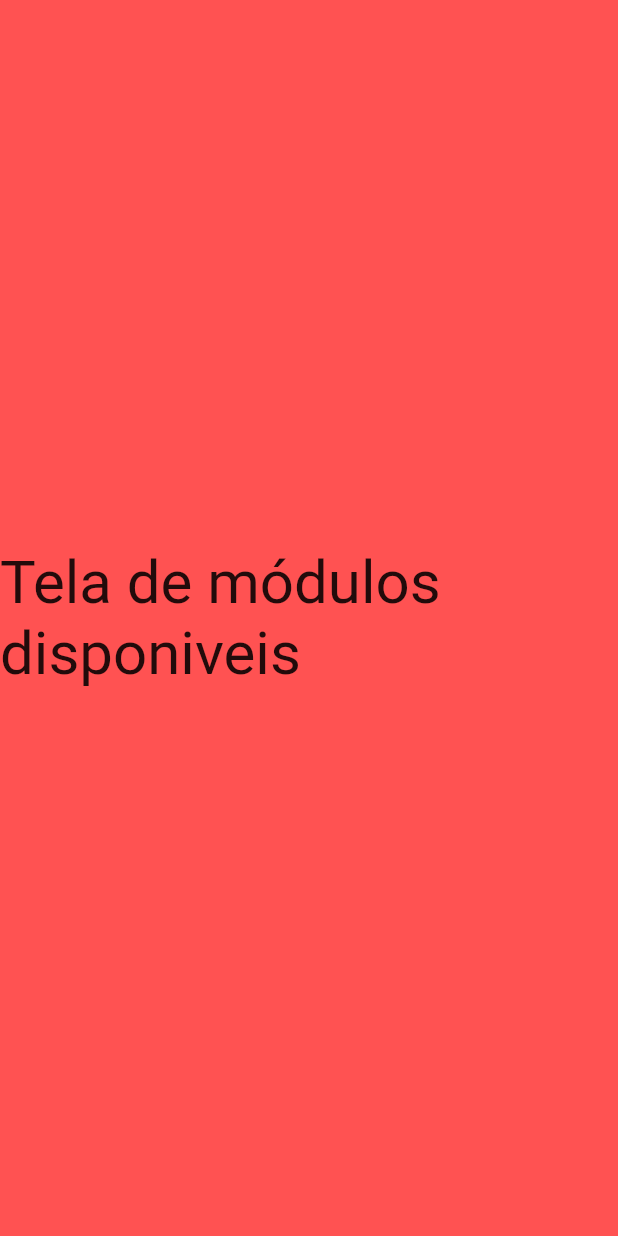
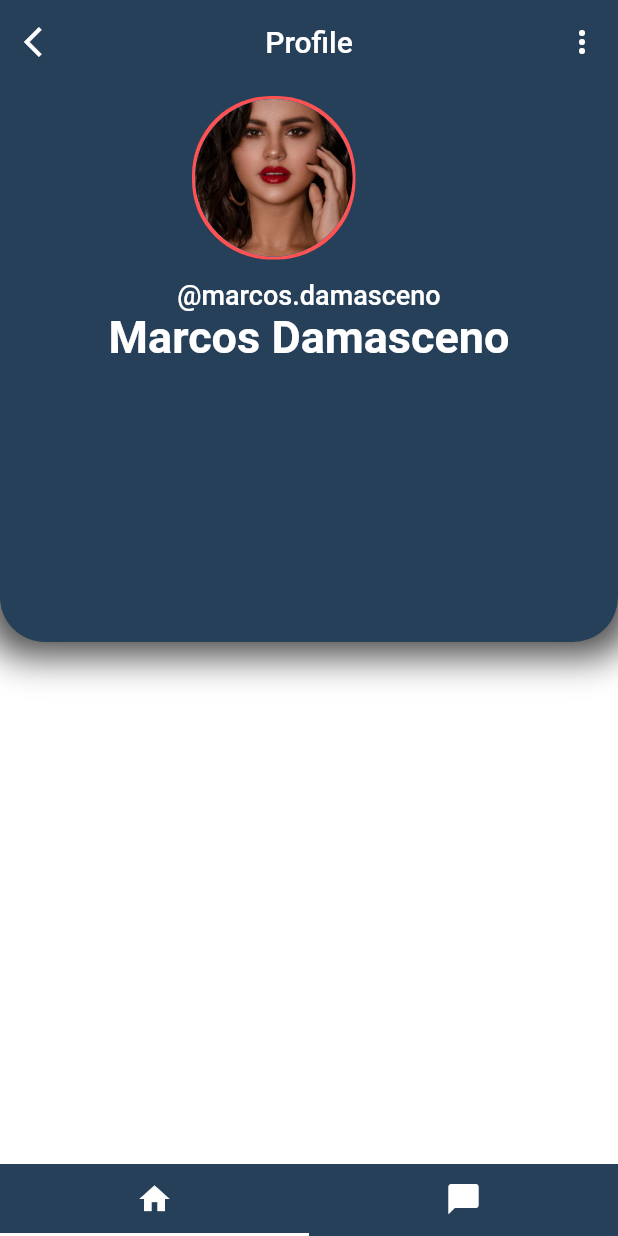
Before and after one commit to marcos-damasceno/ceres_all, a Flutter app: the ServicePage screen opened directly, on a phone screen of 412 x 824 dp. Run offline on Flutter 3.47's test engine with Material 2 defaults, Android fonts, the phone set to English and light mode, and no system bars.

Commit message:
feat: layout da tela de serviços do aplicativo

```diff
--- a/lib/pages/home/service_page.dart
+++ b/lib/pages/home/service_page.dart
@@ -7,23 +7,143 @@ class ServicePage extends StatefulWidget {
   State<ServicePage> createState() => _ServicePageState();
 }
 
-class _ServicePageState extends State<ServicePage> {
+class _ServicePageState extends State<ServicePage>
+    with SingleTickerProviderStateMixin {
+  TabController? tabController;
+
+  @override
+  void initState() {
+    super.initState();
+    tabController = TabController(length: 2, vsync: this);
+  }
+
   @override
   Widget build(BuildContext context) {
-    return const Scaffold(
+    return Scaffold(
       backgroundColor: Colors.redAccent,
-      body: Center(
-        child: Column(
-          mainAxisAlignment: MainAxisAlignment.center,
-          crossAxisAlignment: CrossAxisAlignment.end,
-          children: [
-            Text(
-              'Tela de módulos disponiveis',
-              style: TextStyle(
-                fontSize: 40,
-                color: Colors.black87,
+      bottomNavigationBar: Material(
+        color: const Color(0xff274059),
+        shadowColor: Colors.black87.withOpacity(0.5),
+        child: TabBar(
+          controller: tabController,
+          indicatorColor: Colors.white,
+          tabs: const [
+            Tab(
+              icon: Icon(
+                Icons.home,
+                color: Colors.white,
               ),
             ),
+            Tab(
+              icon: Icon(
+                Icons.chat_bubble,
+                color: Colors.white,
+              ),
+            ),
+          ],
+        ),
+      ),
+      appBar: AppBar(
+        centerTitle: true,
+        title: const Text(
+          'Profile',
+          style: TextStyle(
+            color: Colors.white,
+          ),
+        ),
+        elevation: 0,
+        backgroundColor: const Color(0xff274059),
+        leading: IconButton(
+          icon: const Icon(
+            Icons.arrow_back_ios,
+            color: Colors.white,
+          ),
+          onPressed: () {},
+        ),
+        actions: [
+          IconButton(
+            icon: const Icon(
+              Icons.more_vert,
+              color: Colors.white,
+            ),
+            onPressed: () {},
+          ),
+        ],
+      ),
+      body: Container(
+        color: Colors.white,
+        child: Column(
+          children: [
+            Container(
+              padding: const EdgeInsets.only(top: 10),
+              width: MediaQuery.of(context).size.width,
+              height: MediaQuery.of(context).size.height / 2 - 40,
+              decoration: BoxDecoration(
+                boxShadow: [
+                  BoxShadow(
+                      color: Colors.black87.withOpacity(0.7),
+                      blurRadius: 20,
+                      spreadRadius: 10)
+                ],
+                color: const Color(0xff274059),
+                borderRadius: const BorderRadius.only(
+                  bottomRight: Radius.circular(30),
+                  bottomLeft: Radius.circular(30),
+                ),
+              ),
+              child: Column(
+                children: [
+                  Row(
+                    mainAxisAlignment: MainAxisAlignment.spaceBetween,
+                    children: [
+                      Padding(
+                        padding: const EdgeInsets.only(left: 130),
+                        child: Container(
+                          height: 105,
+                          width: 105,
+                          decoration: BoxDecoration(
+                              color: const Color(0xff274059),
+                              borderRadius: BorderRadius.circular(52.5),
+                              boxShadow: const [
+                                BoxShadow(
+                                  color: Colors.redAccent,
+                                  spreadRadius: 2,
+                                ),
+                              ]),
+                          child: const CircleAvatar(
+                            radius: 50,
+                            backgroundImage:
+                                AssetImage('assets/photos/selena.jpg'),
+                          ),
+                        ),
+                      ),
+                    ],
+                  ),
+                  const SizedBox(
+                    height: 15,
+                  ),
+                  const Text(
+                    '@marcos.damasceno',
+                    style: TextStyle(
+                      color: Colors.white,
+                      fontSize: 18,
+                      fontWeight: FontWeight.w500,
+                    ),
+                  ),
+                  const Padding(
+                    padding: EdgeInsets.only(bottom: 35),
+                    child: Text(
+                      'Marcos Damasceno',
+                      style: TextStyle(
+                        color: Colors.white,
+                        fontSize: 30,
+                        fontWeight: FontWeight.w700,
+                      ),
+                    ),
+                  ),
+                ],
+              ),
+            )
           ],
         ),
       ),
--- a/pubspec.yaml
+++ b/pubspec.yaml
@@ -61,6 +61,7 @@ flutter:
   # To add assets to your application, add an assets section, like this:
   assets:
     - assets/images/
+    - assets/photos/
   #   - images/a_dot_burr.jpeg
   #   - images/a_dot_ham.jpeg
 
```
Also changed, not shown: assets/photos/selena.jpg (added).
